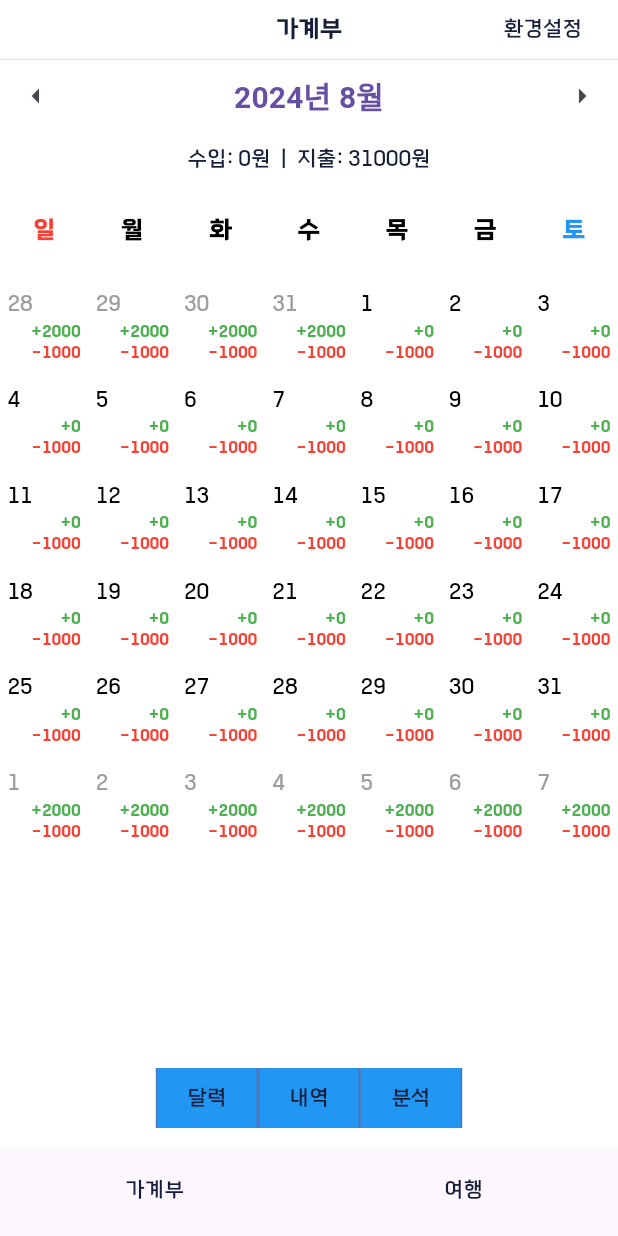
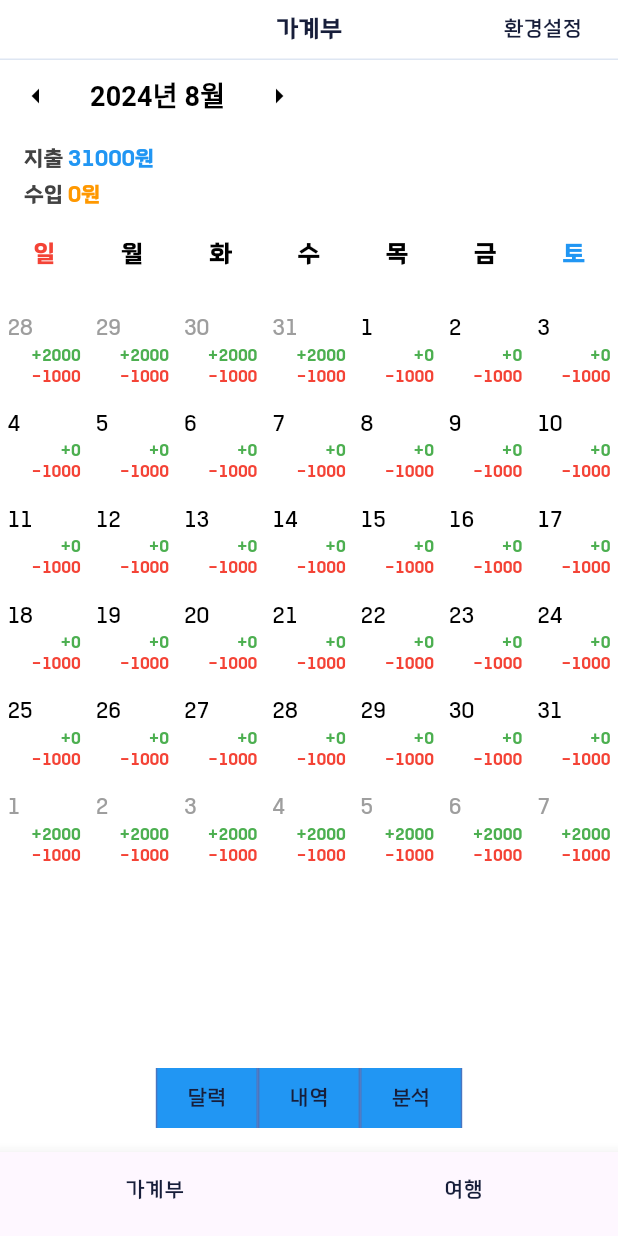
Before and after one commit to jaehuian/Travelapp, a Flutter app: the screen it shows after launch, on a phone screen of 412 x 824 dp. Run offline on Flutter 3.47's test engine with Material 3 defaults, Android fonts, the phone set to English and light mode, and no system bars; our stand-ins replace camera, gallery_saver, get, permission_handler.

Commit message:
년도 월 표시 왼쪽 정렬으로 수정

```diff
--- a/lib/app/controllers/Account_controller.dart
+++ b/lib/app/controllers/Account_controller.dart
@@ -7,6 +7,10 @@ class AccountController extends GetxController {
   //출력할 바디 인덱스를 세팅
   void setBodyIndex(var index) {
     bodyIndex.value = index;
+  }
+  // 화면을 변경하는 함수
+  void changeBody(int index) {
+    bodyIndex.value = index;  // index 값을 받아서 bodyIndex를 업데이트
   }
 }
 
--- a/lib/app/ui/pages/Account_page.dart
+++ b/lib/app/ui/pages/Account_page.dart
@@ -94,6 +94,56 @@ class _AccountBodyState extends State<AccountBodyState> {
     return currentBodies[widget.bodyIndex]; //핸재의 body 영역을 그림
   }
 }
+// class YearMonthNavigation extends StatelessWidget {
+//   final CalendarController controller;
+//   final VoidCallback onYearMonthPickerTap;
+//
+//   const YearMonthNavigation({
+//     required this.controller,
+//     required this.onYearMonthPickerTap,
+//     super.key,
+//   });
+//
+//   @override
+//   Widget build(BuildContext context) {
+//     return Column(
+//       children: [
+//         Row(
+//           mainAxisAlignment: MainAxisAlignment.spaceBetween,
+//           children: [
+//             IconButton(
+//               icon: Icon(Icons.arrow_left),
+//               onPressed: () => controller.previousMonth(),
+//             ),
+//             Obx(() => TextButton(
+//               onPressed: onYearMonthPickerTap,
+//               child:  Text(
+//                 "${controller.year.value}년 ${controller.month.value}월",
+//                 style: const TextStyle(
+//                   fontSize: 18,
+//                   // color: Colors.white,
+//                   fontWeight: FontWeight.bold,
+//                 ),
+//               ),
+//             )),
+//             IconButton(
+//               icon: const Icon(Icons.arrow_right, color: Colors.white),
+//               onPressed: () => controller.nextMonth(),
+//             ),
+//           ],
+//         ),
+//         Obx(() => Padding(
+//           padding: const EdgeInsets.all(8.0),
+//           child: Row(
+//             mainAxisAlignment: MainAxisAlignment.center,
+//             children: [
+//               Text("수입: ${controller.totalIncome.value}원  |  "),
+//               Text("지출: ${controller.totalExpense.value}원"),
+//             ],
+//           ),
+//         )),
+//       ],
+//      );}}
 class YearMonthNavigation extends StatelessWidget {
   final CalendarController controller;
   final VoidCallback onYearMonthPickerTap;
@@ -107,39 +157,89 @@ class YearMonthNavigation extends StatelessWidget {
   @override
   Widget build(BuildContext context) {
     return Column(
+      crossAxisAlignment: CrossAxisAlignment.start, // 왼쪽 정렬
       children: [
+        // 년/월 네비게이션
         Row(
-          mainAxisAlignment: MainAxisAlignment.spaceBetween,
           children: [
             IconButton(
-              icon: Icon(Icons.arrow_left),
+              icon: const Icon(Icons.arrow_left, color: Colors.black),
               onPressed: () => controller.previousMonth(),
             ),
             Obx(() => TextButton(
               onPressed: onYearMonthPickerTap,
               child: Text(
                 "${controller.year.value}년 ${controller.month.value}월",
-                style: TextStyle(fontSize: 20, fontWeight: FontWeight.bold),
+                style: const TextStyle(
+                  fontSize: 18,
+                  fontWeight: FontWeight.bold,
+                  color: Colors.black,
+                ),
               ),
             )),
             IconButton(
-              icon: Icon(Icons.arrow_right),
+              icon: const Icon(Icons.arrow_right, color: Colors.black),
               onPressed: () => controller.nextMonth(),
             ),
           ],
         ),
+
+        // 수입/지출 표시 부분
         Obx(() => Padding(
-          padding: const EdgeInsets.all(8.0),
-          child: Row(
-            mainAxisAlignment: MainAxisAlignment.center,
+          padding: const EdgeInsets.only(left: 16.0, top: 8.0),
+          child: Column(
+            crossAxisAlignment: CrossAxisAlignment.start,
             children: [
-              Text("수입: ${controller.totalIncome.value}원  |  "),
-              Text("지출: ${controller.totalExpense.value}원"),
+              // 지출
+              Row(
+                children: [
+                  Text(
+                    "지출 ",
+                    style: TextStyle(
+                      fontSize: 14,
+                      fontWeight: FontWeight.bold,
+                      color: Colors.grey[800], // 회색
+                    ),
+                  ),
+                  Text(
+                    "${controller.totalExpense.value}원",
+                    style: const TextStyle(
+                      fontSize: 14,
+                      fontWeight: FontWeight.bold,
+                      color: Colors.blue, // 주황색
+                    ),
+                  ),
+                ],
+              ),
+              const SizedBox(height: 4), // 간격
+              // 수입
+              Row(
+                children: [
+                  Text(
+                    "수입 ",
+                    style: TextStyle(
+                      fontSize: 14,
+                      fontWeight: FontWeight.bold,
+                      color: Colors.grey[800], // 회색
+                    ),
+                  ),
+                  Text(
+                    "${controller.totalIncome.value}원",
+                    style: const TextStyle(
+                      fontSize: 14,
+                      fontWeight: FontWeight.bold,
+                      color: Colors.orange, // 파란색
+                    ),
+                  ),
+                ],
+              ),
             ],
           ),
         )),
       ],
-     );}}
+    );
+  }
+}
 class CustomFloatingButton extends StatelessWidget {
   final String label;
   final IconData icon;
```
